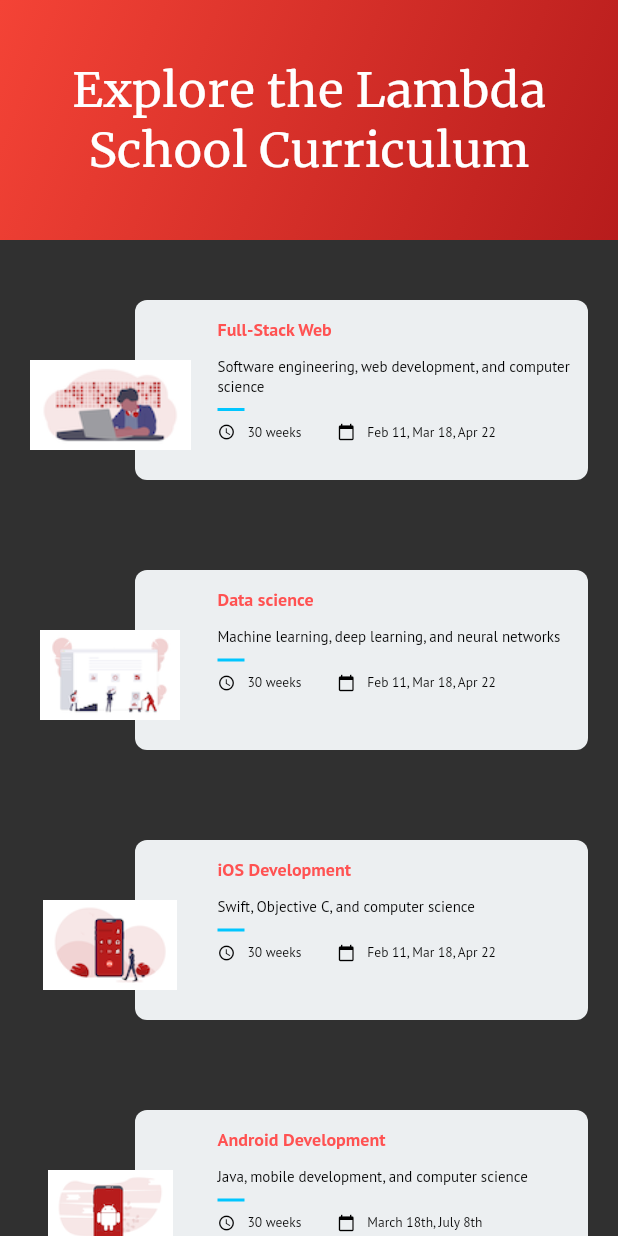
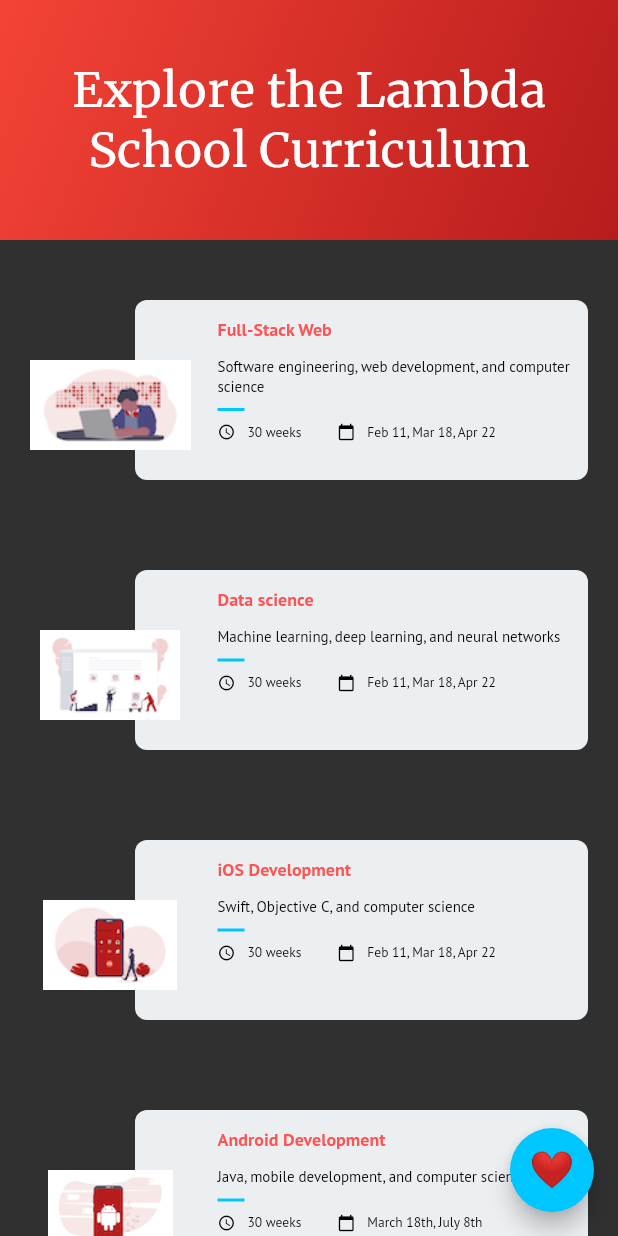
Before and after one commit to sagardesai90/LambdaTimeline, a Flutter app: the screen it shows after launch, on a phone screen of 412 x 824 dp. Run offline on Flutter 3.47's test engine with Material 2 defaults, Android fonts, the phone set to English and light mode, and no system bars.

```diff
--- a/lib/main.dart
+++ b/lib/main.dart
@@ -7,6 +7,7 @@ import './ios/ios_timeline.dart';
 import './data/data_timeline.dart';
 import './android/android_timeline.dart';
 import './design/design_timeline.dart';
+import './lambda_love.dart';
 
 void main() => runApp(MyApp());
 
@@ -24,10 +25,31 @@ class MyApp extends StatelessWidget {
           '/datatimeline': (_) => new DataTimeline(),
           '/androidtimeline': (_) => new AndroidTimeline(),
           '/designtimeline': (_) => new DesignTimeline(),
+          '/lambdalove': (_) => new LambdaLove(),
         },
-        home: Scaffold(
-            body: new Column(
-          children: <Widget>[new ExploreAppBar(), new CourseMain()],
-        )));
+        home:
+          new FirstScreen()
+        );
   }
 }
+
+class FirstScreen extends StatelessWidget {
+  @override
+    Widget build(BuildContext context) {
+      return new Scaffold(
+          body: new Column(
+            children: <Widget>[
+              new ExploreAppBar(),
+              new CourseMain(),
+            ],
+          ),
+          floatingActionButton: FloatingActionButton(
+            backgroundColor: Color(0xff00c6ff),
+            onPressed: () =>
+                          Navigator.pushNamed(context, "/lambdalove"),
+            child: Text('❤️', style: TextStyle(fontSize: 24.0)),
+          ),
+          floatingActionButtonLocation: FloatingActionButtonLocation.endFloat,
+        );
+    }
+}
--- a/pubspec.yaml
+++ b/pubspec.yaml
@@ -42,6 +42,7 @@ flutter:
    - assets/images/data.png
    - assets/images/design.png
    - assets/images/learntocode.png
+   - assets/images/lambdalove.png
   #  - images/a_dot_ham.jpeg
   # An image asset can refer to one or more resolution-specific "variants", see
   # https://flutter.io/assets-and-images/#resolution-aware.
```
Also changed, not shown: lib/android/android_timeline.dart (+15 -1 lines), lib/course_detail.dart (+3 -8 lines), lib/data/data_timeline.dart (+15 -1 lines), lib/design/design_timeline.dart (+15 -1 lines), lib/fullstackweb/fullstackweb_timeline.dart (+17 -2 lines), lib/ios/ios_timeline.dart (+15 -1 lines), lib/lambda_love.dart (added, +25 -0 lines), assets/images/lambdalove.png (added).
